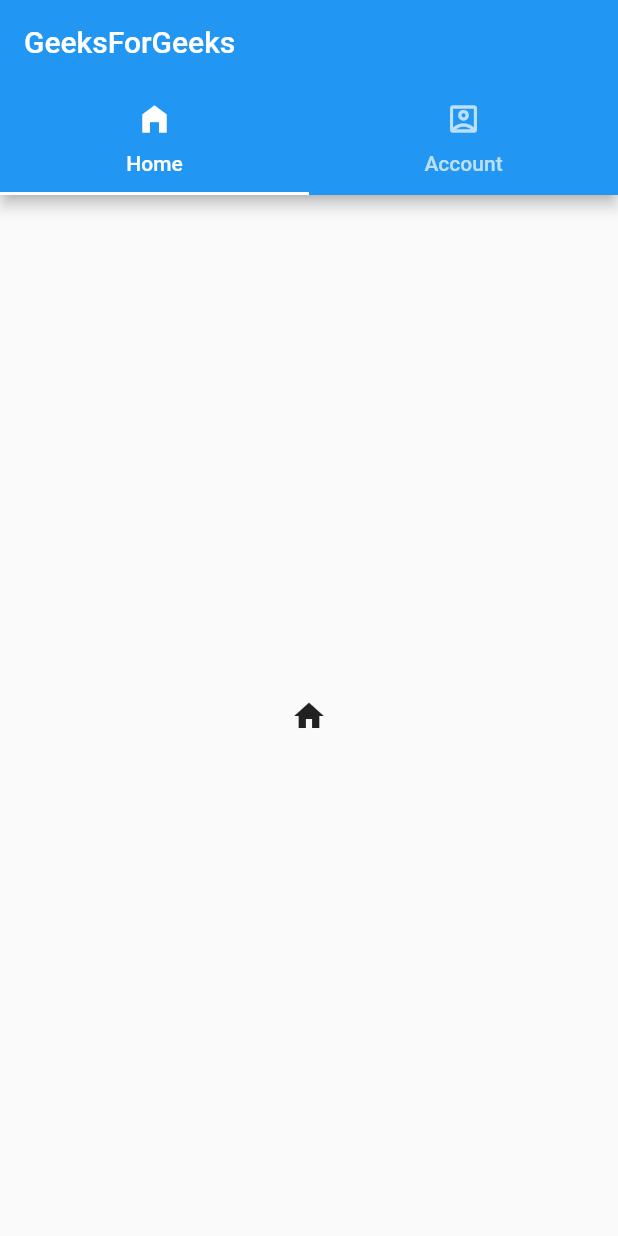
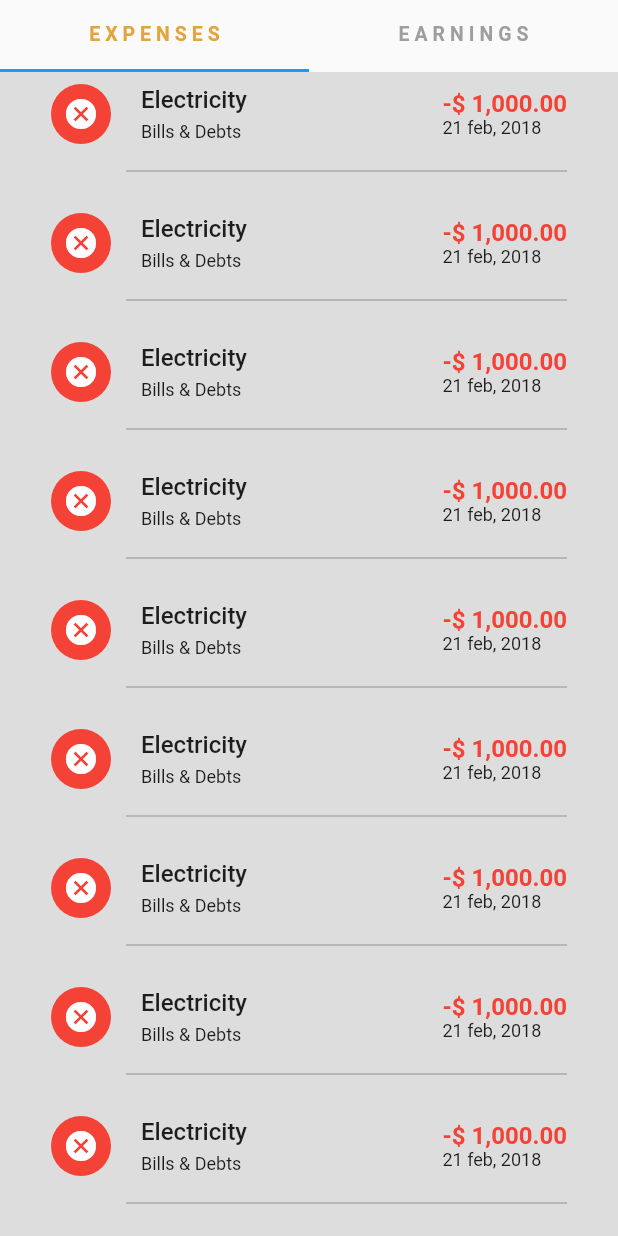
Before and after one commit to betitolg/personal_finance_app, a Flutter app: the CustomTabController screen opened directly, on a phone screen of 412 x 824 dp. Run offline on Flutter 3.47's test engine with Material 2 defaults, Android fonts, the phone set to English and light mode, and no system bars; our stand-ins replace fl_chart; project files that could hold a hidden picture were left out.

Commit message:
final commit

```diff
--- a/lib/ui/components/theme/app_colors.dart
+++ b/lib/ui/components/theme/app_colors.dart
@@ -7,4 +7,5 @@ class AppColors {
   static const kSubTitle = Color.fromRGBO(85, 85, 90, 1.0);
   static const kStrongColor = Color.fromRGBO(227, 163, 61, 1.0);
   static const kButtonColor = Color.fromRGBO(211, 98, 33, 1.0);
+  static const kListBackgroundColor = Color.fromRGBO(221, 221, 221, 1.0);
 }
--- a/lib/ui/views/records/widgets/custom_tab_controller.dart
+++ b/lib/ui/views/records/widgets/custom_tab_controller.dart
@@ -1,36 +1,37 @@
 import 'package:flutter/material.dart';
+import 'package:personal_finance_app/ui/components/theme/app_colors.dart';
+import 'package:personal_finance_app/ui/views/records/widgets/earnings_list.dart';
+import 'package:personal_finance_app/ui/views/records/widgets/expenses_list.dart';
 
 class CustomTabController extends StatelessWidget {
   const CustomTabController({Key? key}) : super(key: key);
 
   @override
   Widget build(BuildContext context) {
-    return DefaultTabController(
+    return const DefaultTabController(
       length: 2,
       child: Scaffold(
-        appBar: AppBar(
-          title: const Text("GeeksForGeeks"),
-          bottom: const TabBar(
-            tabs: [
-              Tab(
-                icon: Icon(Icons.home_filled),
-                text: "Home",
-              ),
-              Tab(
-                icon: Icon(Icons.account_box_outlined),
-                text: "Account",
-              ),
-            ],
+        appBar: TabBar(
+          labelColor: AppColors.kStrongColor,
+          labelStyle: TextStyle(
+            fontSize: 13.0,
+            fontWeight: FontWeight.w600,
+            wordSpacing: 0.1,
           ),
+          unselectedLabelColor: Colors.grey,
+          tabs: [
+            Tab(
+              text: "E X P E N S E S",
+            ),
+            Tab(
+              text: "E A R N I N G S",
+            ),
+          ],
         ),
-        body: const TabBarView(
+        body: TabBarView(
           children: [
-            Center(
-              child: Icon(Icons.home),
-            ),
-            Center(
-              child: Icon(Icons.account_circle),
-            ),
+            ExpensesList(),
+            EarningsList(),
           ],
         ),
       ),
--- /dev/null
+++ b/lib/ui/views/records/widgets/expenses_list.dart
@@ -0,0 +1,92 @@
+import 'package:flutter/material.dart';
+import 'package:personal_finance_app/ui/components/theme/app_colors.dart';
+
+class ExpensesList extends StatelessWidget {
+  const ExpensesList({Key? key}) : super(key: key);
+
+  @override
+  Widget build(BuildContext context) {
+    return Container(
+      color: AppColors.kListBackgroundColor,
+      child: Padding(
+        padding: const EdgeInsets.all(8.0),
+        child: ListView.builder(
+          itemBuilder: (context, index) => Container(
+            margin:
+                const EdgeInsets.only(bottom: 20.0, left: 26.0, right: 26.0),
+            child: Column(
+              children: [
+                Row(
+                  children: [
+                    const CircleAvatar(
+                      backgroundColor: Colors.red,
+                      child: Icon(
+                        Icons.cancel,
+                        color: Colors.white,
+                      ),
+                    ),
+                    const SizedBox(
+                      width: 20.0,
+                    ),
+                    Column(
+                      crossAxisAlignment: CrossAxisAlignment.start,
+                      // ignore: prefer_const_literals_to_create_immutables
+                      children: [
+                        const Text(
+                          'Electricity',
+                          style: TextStyle(
+                            fontSize: 16.0,
+                            fontWeight: FontWeight.w500,
+                          ),
+                        ),
+                        const SizedBox(
+                          height: 5.0,
+                        ),
+                        const Text(
+                          'Bills & Debts',
+                          style: TextStyle(
+                            fontSize: 12.0,
+                            fontWeight: FontWeight.w400,
+                          ),
+                        ),
+                      ],
+                    ),
+                    const Spacer(),
+                    Column(
+                      crossAxisAlignment: CrossAxisAlignment.start,
+                      // ignore: prefer_const_literals_to_create_immutables
+                      children: [
+                        const Text(
+                          '-\$ 1,000.00',
+                          style: TextStyle(
+                              fontSize: 16.0,
+                              fontWeight: FontWeight.w600,
+                              color: Colors.red),
+                        ),
+                        const Text(
+                          '21 feb, 2018',
+                          style: TextStyle(
+                            fontSize: 12.0,
+                            fontWeight: FontWeight.w400,
+                          ),
+                        ),
+                      ],
+                    ),
+                  ],
+                ),
+                const SizedBox(
+                  height: 10.0,
+                ),
+                const Divider(
+                  color: Colors.grey,
+                  thickness: 0.8,
+                  indent: 50.0,
+                ),
+              ],
+            ),
+          ),
+        ),
+      ),
+    );
+  }
+}
```
Also changed, not shown: lib/main.dart (+13 -6 lines), lib/ui/views/home/home_view.dart (+6 -1 lines), lib/ui/views/home/widgets/header_card_content.dart (+24 -2 lines), lib/ui/views/records/records_view.dart (+8 -7 lines), lib/ui/views/records/widgets/earnings_list.dart (added, +92 -0 lines).
